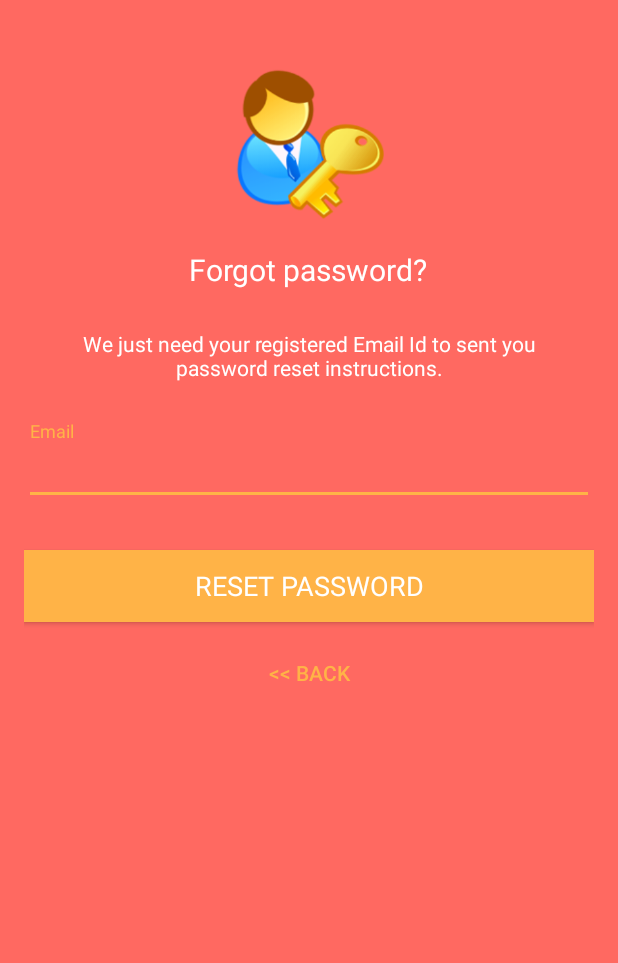
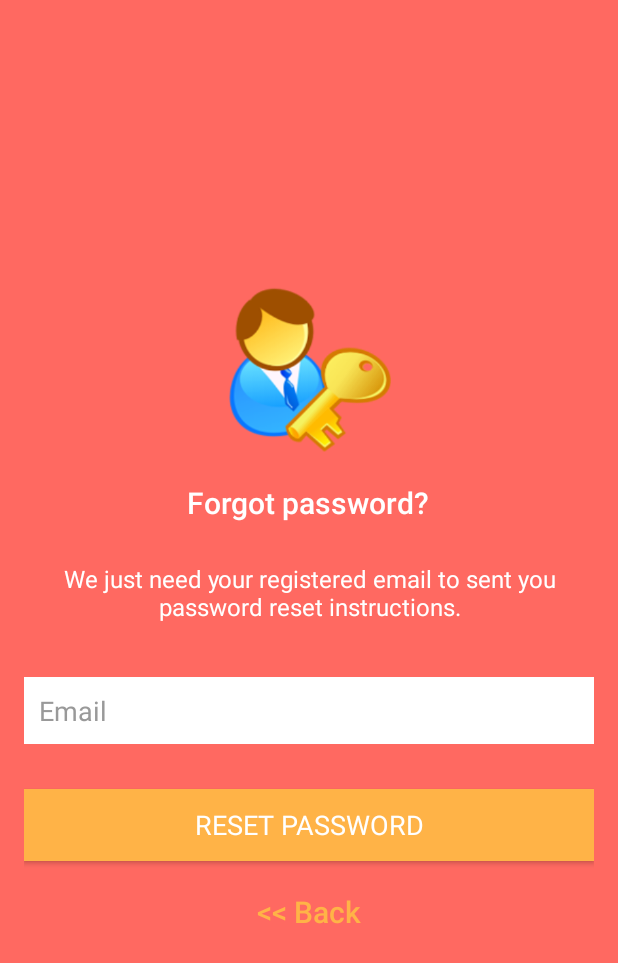
Before and after one commit to thanhtutdt96/learn-english, an Android app: the ResetPasswordActivity screen opened directly, with no data from a screen before it, on a phone screen of 412 x 824 dp. Shown: the top 963 px of the screen. Run offline under Robolectric (Android 15) with nearby library versions, the phone set to English and light mode, and no system bars; our stand-ins replace ButterKnife, Firebase (no records; nobody signed in at launch, a user with empty details on screens opened directly); libraries missing offline, so code that uses them is left out: es.dmoral.toasty.

Commit message:
29th Commit

```diff
--- a/app/src/main/java/com/tdt/tu/learnenglish2017/activity/RegisterActivity.java
+++ b/app/src/main/java/com/tdt/tu/learnenglish2017/activity/RegisterActivity.java
@@ -63,9 +63,6 @@ public class RegisterActivity extends AppCompatActivity implements View.OnClickL
     public void onClick(View view) {
         switch (view.getId()) {
             case R.id.btnRegister:
-                finish();
-                break;
-            case R.id.btnLogin:
                 String email = inputEmail.getText().toString().trim();
                 String password = inputPassword.getText().toString().trim();
 
@@ -100,6 +97,9 @@ public class RegisterActivity extends AppCompatActivity implements View.OnClickL
                     }
                 });
                 break;
+            case R.id.btnLogin:
+                finish();
+                break;
         }
     }
 }
--- a/app/src/main/java/com/tdt/tu/learnenglish2017/activity/ResetPasswordActivity.java
+++ b/app/src/main/java/com/tdt/tu/learnenglish2017/activity/ResetPasswordActivity.java
@@ -19,24 +19,30 @@ import com.google.android.gms.tasks.Task;
 import com.google.firebase.auth.FirebaseAuth;
 import com.tdt.tu.learnenglish2017.R;
 
+import butterknife.BindView;
+import butterknife.ButterKnife;
+import es.dmoral.toasty.Toasty;
+
 public class ResetPasswordActivity extends AppCompatActivity {
 
-    private EditText inputEmail;
-    private Button btnReset, btnBack;
-    private FirebaseAuth auth;
-    private ProgressBar progressBar;
+    @BindView(R.id.email)
+    EditText inputEmail;
+    @BindView(R.id.btnResetPassword)
+    Button btnReset;
+    @BindView(R.id.btnBack)
+    Button btnBack;
+    @BindView(R.id.progressBar)
+    ProgressBar progressBar;
+    private FirebaseAuth firebaseAuth;
 
     @Override
     protected void onCreate(Bundle savedInstanceState) {
         super.onCreate(savedInstanceState);
         setContentView(R.layout.activity_reset_password);
 
-        inputEmail = (EditText) findViewById(R.id.email);
-        btnReset = (Button) findViewById(R.id.btn_reset_password);
-        btnBack = (Button) findViewById(R.id.btn_back);
-        progressBar = (ProgressBar) findViewById(R.id.progressBar);
+        ButterKnife.bind(this);
 
-        auth = FirebaseAuth.getInstance();
+        firebaseAuth = FirebaseAuth.getInstance();
 
         btnBack.setOnClickListener(new View.OnClickListener() {
             @Override
@@ -52,19 +58,19 @@ public class ResetPasswordActivity extends AppCompatActivity {
                 String email = inputEmail.getText().toString().trim();
 
                 if (TextUtils.isEmpty(email)) {
-                    Toast.makeText(getApplication(), "Enter your registered email id", Toast.LENGTH_SHORT).show();
+                    Toasty.warning(getApplication(), "Enter your registered email", Toast.LENGTH_SHORT).show();
                     return;
                 }
 
                 progressBar.setVisibility(View.VISIBLE);
-                auth.sendPasswordResetEmail(email)
+                firebaseAuth.sendPasswordResetEmail(email)
                         .addOnCompleteListener(new OnCompleteListener<Void>() {
                             @Override
                             public void onComplete(@NonNull Task<Void> task) {
                                 if (task.isSuccessful()) {
-                                    Toast.makeText(ResetPasswordActivity.this, "We have sent you instructions to reset your password!", Toast.LENGTH_SHORT).show();
+                                    Toasty.success(ResetPasswordActivity.this, "We have sent you instructions to reset your password", Toast.LENGTH_SHORT).show();
                                 } else {
-                                    Toast.makeText(ResetPasswordActivity.this, "Failed to send reset email!", Toast.LENGTH_SHORT).show();
+                                    Toasty.error(ResetPasswordActivity.this, "Failed to send reset email", Toast.LENGTH_SHORT).show();
                                 }
 
                                 progressBar.setVisibility(View.GONE);
--- a/app/src/main/res/layout/activity_reset_password.xml
+++ b/app/src/main/res/layout/activity_reset_password.xml
@@ -3,23 +3,21 @@
     xmlns:tools="http://schemas.android.com/tools"
     android:layout_width="match_parent"
     android:layout_height="match_parent"
-    android:layout_gravity="center"
     android:background="@color/colorRed"
     android:fitsSystemWindows="true"
     tools:context="com.tdt.tu.learnenglish2017.activity.ResetPasswordActivity">
 
     <LinearLayout
         android:layout_width="match_parent"
-        android:layout_height="wrap_content"
-        android:layout_marginTop="30dp"
+        android:layout_height="match_parent"
         android:gravity="center"
         android:orientation="vertical"
         android:padding="16dp">
 
 
         <ImageView
-            android:layout_width="100dp"
-            android:layout_height="100dp"
+            android:layout_width="110dp"
+            android:layout_height="110dp"
             android:layout_gravity="center_horizontal"
             android:layout_marginBottom="10dp"
             android:src="@drawable/forgot_password" />
@@ -29,9 +27,9 @@
             android:layout_height="wrap_content"
             android:layout_gravity="center_horizontal"
             android:padding="10dp"
-            android:text="@string/lbl_forgot_password"
-            android:textColor="@android:color/white"
-            android:textSize="20dp" />
+            android:text="Forgot password?"
+            android:textAppearance="@style/Base.TextAppearance.AppCompat.Title"
+            android:textColor="@color/colorWhite" />
 
         <TextView
             android:layout_width="wrap_content"
@@ -40,29 +38,25 @@
             android:gravity="center_horizontal"
             android:padding="16dp"
             android:text="@string/forgot_password_msg"
-            android:textColor="@android:color/white"
-            android:textSize="14dp" />
+            android:textAppearance="@style/Base.TextAppearance.AppCompat.Subhead"
+            android:textColor="@android:color/white" />
 
-        <android.support.design.widget.TextInputLayout
+        <EditText
+            android:id="@+id/email"
             android:layout_width="match_parent"
-            android:layout_height="wrap_content">
-
-            <EditText
-                android:id="@+id/email"
-                android:layout_width="match_parent"
-                android:layout_height="wrap_content"
-                android:layout_marginBottom="10dp"
-                android:layout_marginTop="20dp"
-                android:hint="@string/hint_email"
-                android:inputType="textEmailAddress"
-                android:textColor="@android:color/white"
-                android:textColorHint="@android:color/white" />
-        </android.support.design.widget.TextInputLayout>
-
-        <!-- Login Button -->
+            android:layout_height="wrap_content"
+            android:layout_marginBottom="10dp"
+            android:layout_marginTop="10dp"
+            android:background="@color/colorWhite"
+            android:hint="Email"
+            android:inputType="textEmailAddress"
+            android:padding="10dp"
+            android:singleLine="true"
+            android:textColor="@color/input_login"
+            android:textColorHint="@color/input_login_hint" />
 
         <Button
-            android:id="@+id/btn_reset_password"
+            android:id="@+id/btnResetPassword"
             android:layout_width="match_parent"
             android:layout_height="wrap_content"
             android:layout_marginTop="20dp"
@@ -73,12 +67,13 @@
             android:textColor="@color/colorWhite" />
 
         <Button
-            android:id="@+id/btn_back"
+            android:id="@+id/btnBack"
             android:layout_width="wrap_content"
             android:layout_height="wrap_content"
             android:layout_marginTop="10dp"
             android:background="@null"
             android:text="@string/btn_back"
+            android:textAppearance="@style/Base.TextAppearance.AppCompat.Title"
             android:textColor="@color/colorAccent" />
 
     </LinearLayout>
--- a/app/src/main/res/values/strings.xml
+++ b/app/src/main/res/values/strings.xml
@@ -58,5 +58,5 @@
     <string name="btn_remove">Remove</string>
     <string name="btn_sign_out">Sign Out</string>
     <string name="lbl_forgot_password">Forgot password?</string>
-    <string name="forgot_password_msg">We just need your registered Email Id to sent you password reset instructions.</string>
+    <string name="forgot_password_msg">We just need your registered email to sent you password reset instructions.</string>
 </resources>
```
Also changed, not shown: 1 other file.
